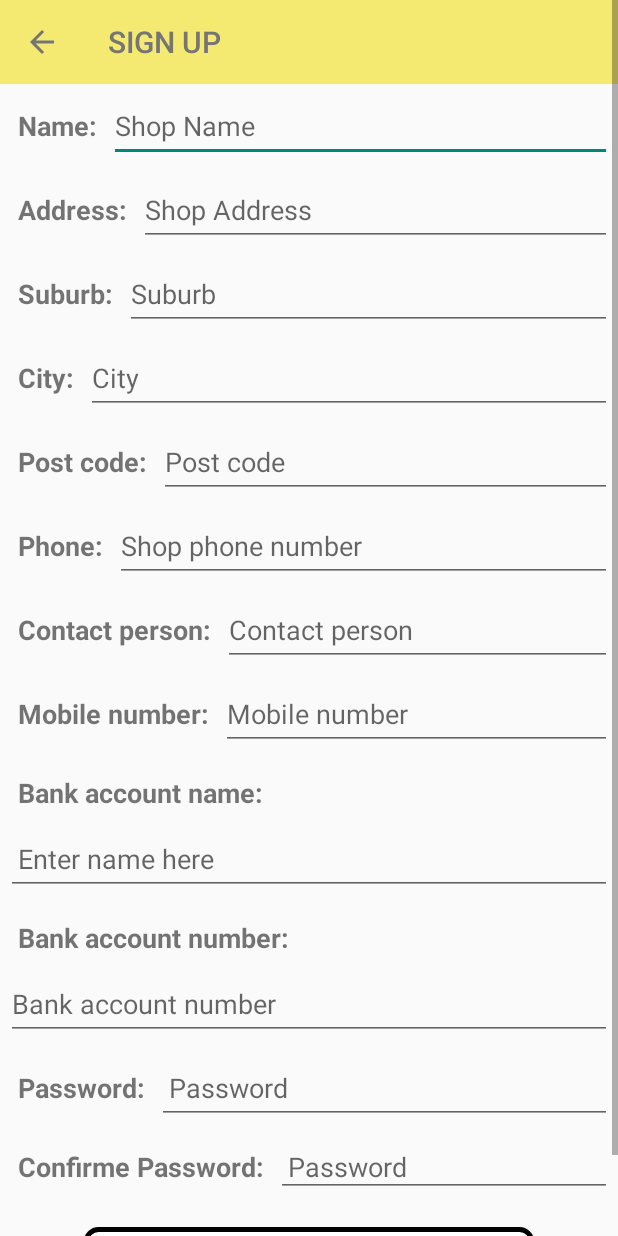
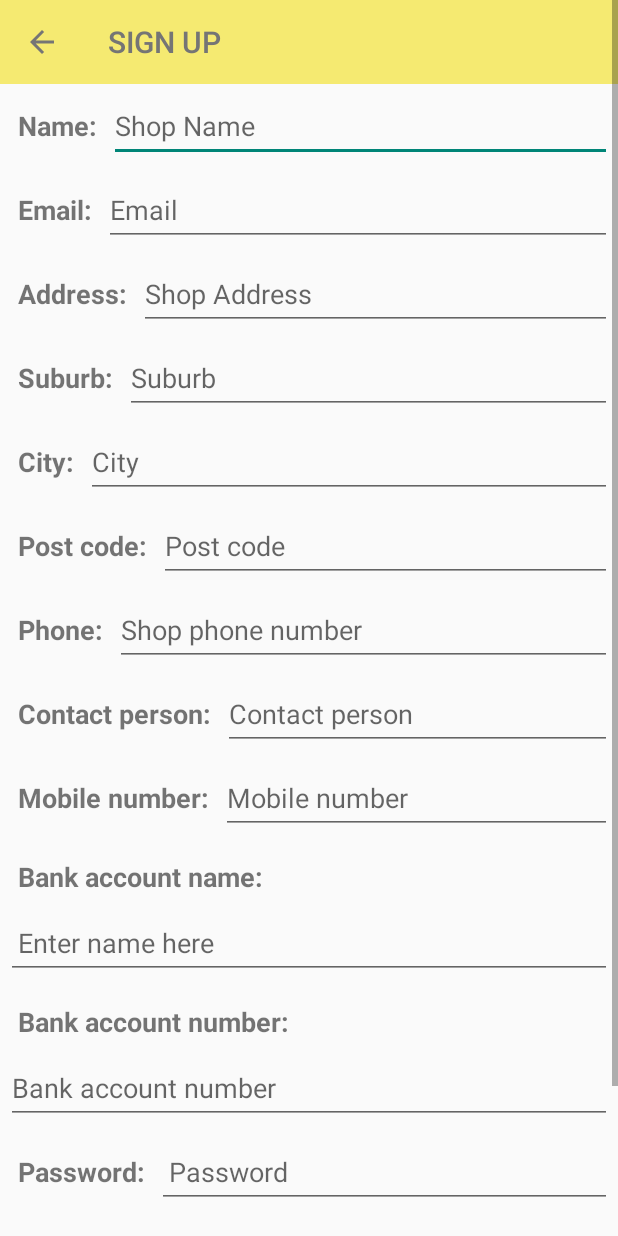
Before and after one commit to cristophergc/OilCollection, an Android app: the NewCustomerFormActivity screen opened directly, with no data from a screen before it, on a phone screen of 412 x 824 dp. Run offline under Robolectric (Android 15) with nearby library versions, the phone set to English and light mode, and no system bars; Roboto replaces fonts that are not available here.

Commit message:
form fields error messages and refactoring

```diff
--- a/app/src/main/java/com/example/oilcollection/activities/MainActivity.kt
+++ b/app/src/main/java/com/example/oilcollection/activities/MainActivity.kt
@@ -18,11 +18,11 @@ class MainActivity : BaseActivity() {
         }
 
         binding?.loginButton?.setOnClickListener {
-            val name = binding?.loginNameEditText?.text.toString()
+            val name = binding?.loginEmailEditText?.text.toString()
             val password = binding?.loginPasswordEditText?.text.toString()
 
             if (name.isEmpty()) {
-                binding?.loginNameEditText?.error = "Name cannot be empty"
+                binding?.loginEmailEditText?.error = "Name cannot be empty"
                 return@setOnClickListener
             }
 
@@ -35,6 +35,4 @@ class MainActivity : BaseActivity() {
             startActivity(intent)
         }
     }
-
-
 }
--- a/app/src/main/res/layout/activity_new_customer_form.xml
+++ b/app/src/main/res/layout/activity_new_customer_form.xml
@@ -25,21 +25,43 @@
                 android:layout_width="wrap_content"
                 android:layout_height="wrap_content"
                 android:padding="8dp"
-                android:text="Name:"
+                android:text="@string/shop_name"
                 android:textSize="18sp"
                 android:textStyle="bold" />
 
             <EditText
-                android:id="@+id/nameEditText"
+                android:id="@+id/et_name_sign_up"
                 android:layout_width="match_parent"
                 android:layout_height="wrap_content"
                 android:autofillHints=""
-                android:hint="Shop Name"
+                android:hint="@string/shop_name_hint"
                 android:inputType="textPersonName"
                 android:minHeight="48dp" />
         </LinearLayout>
 
-        <!-- Repeat the same pattern for other fields -->
+        <LinearLayout
+            android:layout_width="match_parent"
+            android:layout_height="wrap_content"
+            android:orientation="horizontal"
+            android:padding="4dp">
+
+            <TextView
+                android:layout_width="wrap_content"
+                android:layout_height="wrap_content"
+                android:padding="8dp"
+                android:text="@string/user_email"
+                android:textSize="18sp"
+                android:textStyle="bold" />
+
+            <EditText
+                android:id="@+id/et_email_sign_up"
+                android:layout_width="match_parent"
+                android:layout_height="wrap_content"
+                android:autofillHints=""
+                android:hint="@string/user_email_hint"
+                android:inputType="textEmailAddress"
+                android:minHeight="48dp" />
+        </LinearLayout>
 
         <!-- Address -->
         <LinearLayout
@@ -52,17 +74,17 @@
                 android:layout_width="wrap_content"
                 android:layout_height="wrap_content"
                 android:padding="8dp"
-                android:text="Address:"
+                android:text="@string/address"
                 android:textSize="18sp"
                 android:textStyle="bold" />
 
             <EditText
-                android:id="@+id/addressEditText"
+                android:id="@+id/et_address_sign_up"
                 android:layout_width="match_parent"
                 android:layout_height="wrap_content"
                 android:autofillHints=""
-                android:hint="Shop Address"
-                android:inputType="textPostalAddress"
+                android:hint="@string/shop_address"
+                android:inputType="text"
                 android:minHeight="48dp" />
         </LinearLayout>
 
@@ -77,16 +99,16 @@
                 android:layout_width="wrap_content"
                 android:layout_height="wrap_content"
                 android:padding="8dp"
-                android:text="Suburb:"
+                android:text="@string/suburb"
                 android:textSize="18sp"
                 android:textStyle="bold" />
 
             <EditText
-                android:id="@+id/suburbEditText"
+                android:id="@+id/et_suburb_sign_up"
                 android:layout_width="match_parent"
                 android:layout_height="wrap_content"
                 android:autofillHints=""
-                android:hint="Suburb"
+                android:hint="@string/suburb_hint"
                 android:inputType="text"
                 android:minHeight="48dp" />
         </LinearLayout>
@@ -101,16 +123,16 @@
                 android:layout_width="wrap_content"
                 android:layout_height="wrap_content"
                 android:padding="8dp"
-                android:text="City:"
+                android:text="@string/city"
                 android:textSize="18sp"
                 android:textStyle="bold" />
 
             <EditText
-                android:id="@+id/cityEditText"
+                android:id="@+id/et_city_sign_up"
                 android:layout_width="match_parent"
                 android:layout_height="wrap_content"
                 android:autofillHints=""
-                android:hint="City"
+                android:hint="@string/city_hint"
                 android:inputType="text"
                 android:minHeight="48dp" />
         </LinearLayout>
@@ -125,16 +147,16 @@
                 android:layout_width="wrap_content"
                 android:layout_height="wrap_content"
                 android:padding="8dp"
-                android:text="Post code:"
+                android:text="@string/post_code"
                 android:textSize="18sp"
                 android:textStyle="bold" />
 
             <EditText
-                android:id="@+id/postCodeEditText"
+                android:id="@+id/et_post_code_sign_up"
                 android:layout_width="match_parent"
                 android:layout_height="wrap_content"
                 android:autofillHints=""
-                android:hint="Post code"
+                android:hint="@string/post_code_hint"
                 android:inputType="number"
                 android:minHeight="48dp" />
         </LinearLayout>
@@ -149,16 +171,16 @@
                 android:layout_width="wrap_content"
                 android:layout_height="wrap_content"
                 android:padding="8dp"
-                android:text="Phone:"
+                android:text="@string/phone"
                 android:textSize="18sp"
                 android:textStyle="bold" />
 
             <EditText
-                android:id="@+id/phoneEditText"
+                android:id="@+id/et_phone_sign_up"
                 android:layout_width="match_parent"
                 android:layout_height="wrap_content"
                 android:autofillHints=""
-                android:hint="Shop phone number"
+                android:hint="@string/shop_phone_number"
                 android:inputType="phone"
                 android:minHeight="48dp" />
         </LinearLayout>
@@ -173,16 +195,16 @@
                 android:layout_width="wrap_content"
                 android:layout_height="wrap_content"
                 android:padding="8dp"
-                android:text="Contact person:"
+                android:text="@string/contact_person"
                 android:textSize="18sp"
                 android:textStyle="bold" />
 
             <EditText
-                android:id="@+id/contactPersonEditText"
+                android:id="@+id/et_contact_sign_up"
                 android:layout_width="match_parent"
                 android:layout_height="wrap_content"
                 android:autofillHints=""
-                android:hint="Contact person"
+                android:hint="@string/contact_person_hint"
                 android:inputType="text"
                 android:minHeight="48dp" />
         </LinearLayout>
@@ -197,16 +219,16 @@
                 android:layout_width="wrap_content"
                 android:layout_height="wrap_content"
                 android:padding="8dp"
-                android:text="Mobile number:"
+                android:text="@string/mobile_number"
                 android:textSize="18sp"
                 android:textStyle="bold" />
 
             <EditText
-                android:id="@+id/mobileNumberEditText"
+                android:id="@+id/et_mobile_number_sign_up"
                 android:layout_width="match_parent"
                 android:layout_height="wrap_content"
                 android:autofillHints=""
-                android:hint="Mobile number"
+                android:hint="@string/mobile_number_hint"
                 android:inputType="phone"
                 android:minHeight="48dp" />
         </LinearLayout>
@@ -221,16 +243,16 @@
                 android:layout_width="wrap_content"
                 android:layout_height="wrap_content"
                 android:padding="8dp"
-                android:text="Bank account name:"
+                android:text="@string/bank_account_name"
                 android:textSize="18sp"
                 android:textStyle="bold" />
 
             <EditText
-                android:id="@+id/bankAccountNameEditText"
+                android:id="@+id/et_bank_acc_name_sign_up"
                 android:layout_width="match_parent"
                 android:layout_height="wrap_content"
                 android:autofillHints=""
-                android:hint="Enter name here"
+                android:hint="@string/enter_name_here"
                 android:inputType="text"
                 android:minHeight="48dp"
                 android:padding="8dp" />
@@ -246,16 +268,16 @@
                 android:layout_width="wrap_content"
                 android:layout_height="wrap_content"
                 android:padding="8dp"
-                android:text="Bank account number:"
+                android:text="@string/bank_account_number"
                 android:textSize="18sp"
                 android:textStyle="bold" />
 
             <EditText
-                android:id="@+id/bankAccountNumberEditText"
+                android:id="@+id/et_bank_acc_number_sign_up"
                 android:layout_width="match_parent"
                 android:layout_height="wrap_content"
                 android:autofillHints=""
-                android:hint="Bank account number"
+                android:hint="@string/bank_account_number_hint"
                 android:inputType="numberSigned"
                 android:minHeight="48dp" />
 
@@ -271,16 +293,16 @@
                 android:layout_width="wrap_content"
                 android:layout_height="wrap_content"
                 android:padding="8dp"
-                android:text="Password:"
+                android:text="@string/password_form"
                 android:textSize="18sp"
                 android:textStyle="bold" />
 
             <EditText
-                android:id="@+id/passwordEditText"
+                android:id="@+id/et_password_sign_up"
                 android:layout_width="match_parent"
                 android:layout_height="wrap_content"
                 android:autofillHints=""
-                android:hint="Password"
+                android:hint="@string/user_password"
                 android:inputType="textPassword"
                 android:minHeight="48dp"
                 android:padding="8dp" />
@@ -296,28 +318,28 @@
                 android:layout_width="wrap_content"
                 android:layout_height="wrap_content"
                 android:padding="8dp"
-                android:text="Confirme Password:"
+                android:text="@string/confirm_password"
                 android:textSize="18sp"
                 android:textStyle="bold" />
 
             <EditText
-                android:id="@+id/confirmPasswordEditText"
+                android:id="@+id/et_confirm_password_sign_up"
                 android:layout_width="match_parent"
                 android:layout_height="wrap_content"
                 android:autofillHints=""
-                android:hint="Password"
+                android:hint="@string/user_password"
                 android:inputType="textPassword"
                 android:padding="8dp" />
         </LinearLayout>
 
         <androidx.appcompat.widget.AppCompatButton
-            android:id="@+id/signUpButton"
+            android:id="@+id/sign_up_button"
             android:layout_width="300dp"
             android:layout_height="wrap_content"
             android:layout_gravity="center"
             android:layout_margin="16dp"
             android:background="@drawable/button_bg"
-            android:text="@string/signUp"
+            android:text="@string/sign_up"
             android:textColor="@color/black" />
     </LinearLayout>
 </ScrollView>
--- a/app/src/main/res/values/strings.xml
+++ b/app/src/main/res/values/strings.xml
@@ -2,10 +2,36 @@
     <string name="app_name">Oil Collection</string>
     <string name="oil_collection_login">Oil Collection</string>
     <string name="login">Login</string>
-    <string name="signUp">Sign Up</string>
+    <string name="sign_up">Sign Up</string>
     <string name="request_collection">Request Collection</string>
     <string name="book_collection">Book Collection</string>
     <string name="dashboard_collection_tittle">Click the button below to request an oil or fat collection</string>
     <string name="dashboard">Dashboard</string>
     <string name="please_wait">Please Wait</string>
+    <string name="oil_drop">oil drop</string>
+    <string name="user_email">Email:</string>
+    <string name="user_email_hint">Email</string>
+    <string name="user_password">Password</string>
+    <string name="shop_name">Name:</string>
+    <string name="shop_name_hint">Shop Name</string>
+    <string name="address">Address:</string>
+    <string name="shop_address">Shop Address</string>
+    <string name="suburb">Suburb:</string>
+    <string name="suburb_hint">Suburb</string>
+    <string name="city">City:</string>
+    <string name="city_hint">City</string>
+    <string name="post_code">Post code:</string>
+    <string name="post_code_hint">Post code</string>
+    <string name="phone">Phone:</string>
+    <string name="shop_phone_number">Shop phone number</string>
+    <string name="contact_person">Contact person:</string>
+    <string name="contact_person_hint">Contact person</string>
+    <string name="mobile_number">Mobile number:</string>
+    <string name="mobile_number_hint">Mobile number</string>
+    <string name="bank_account_name">Bank account name:</string>
+    <string name="enter_name_here">Enter name here</string>
+    <string name="bank_account_number">Bank account number:</string>
+    <string name="bank_account_number_hint">Bank account number</string>
+    <string name="password_form">Password:</string>
+    <string name="confirm_password">Confirm Password:</string>
 </resources>
```
Also changed, not shown: app/src/main/java/com/example/oilcollection/activities/NewCustomerFormActivity.kt (+83 -78 lines), app/src/main/res/layout/activity_main.xml (+11 -8 lines).
